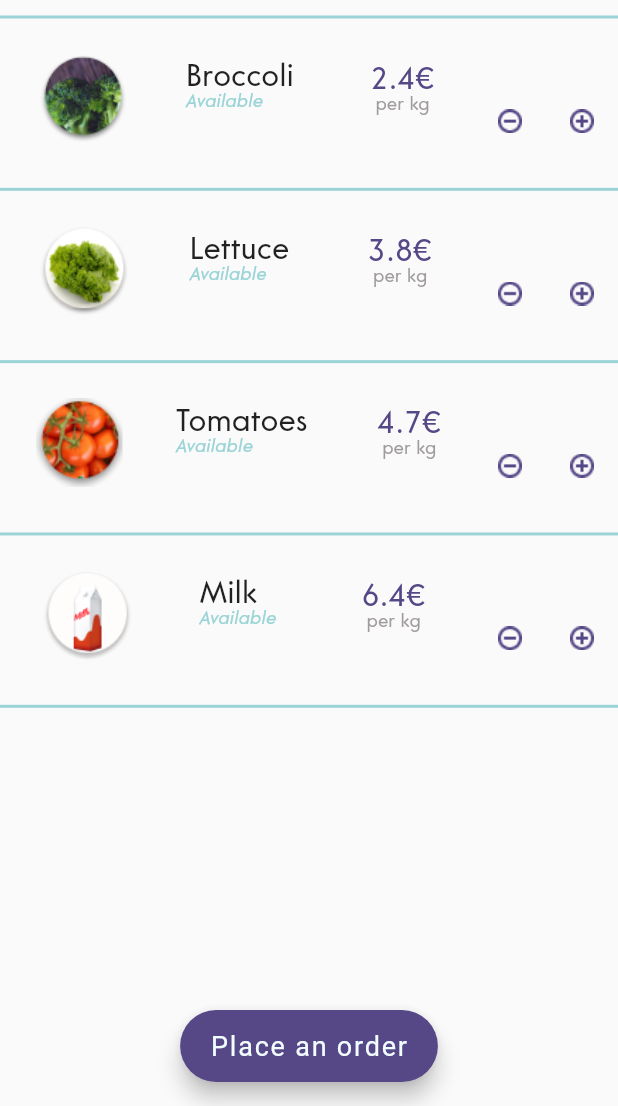
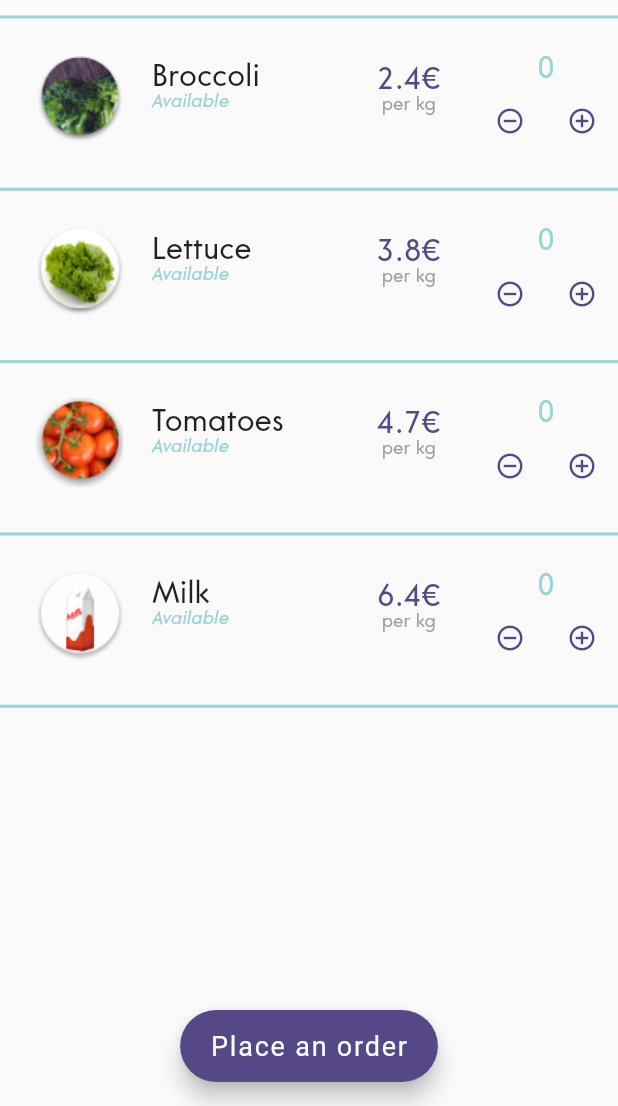
Before and after one commit to javib51/covid-taskforce-2020, a Flutter app: the ShoppingBasketPage screen opened by its route, on a phone screen of 412 x 824 dp, the part 130-1236 px from its top. Run offline on Flutter 3.47's test engine with Material 2 defaults, Android fonts, the phone set to English and light mode, and no system bars; drawn by our look-alikes of bordered_text; our stand-ins replace flutter_spinkit, font_awesome_flutter, google_maps_flutter, latlong, qr_flutter; network calls fail; Roboto replaces fonts that are missing (SF Pro Display).

Commit message:
fixes aligment

```diff
--- a/app/lib/screens/shopping_basket.dart
+++ b/app/lib/screens/shopping_basket.dart
@@ -46,9 +46,11 @@ class _ShoppingBasketPageState extends State<ShoppingBasketPage> {
                   radius: 30,
                 ),
                 SizedBox(
-                  width: getSizeWidth(context, 7),
+                  width: getSizeWidth(context, 3),
                 ),
-                Column(
+                Container(
+                  width: getSizeWidth(context, 25),
+                  child: Column(
                     crossAxisAlignment: CrossAxisAlignment.start,
                     children: <Widget>[
                       SizedBox(
@@ -70,6 +72,7 @@ class _ShoppingBasketPageState extends State<ShoppingBasketPage> {
                         ),
                       ),
                     ],
+                  ),
                 ),
                 SizedBox(
                   width: getSizeWidth(context, 10),
@@ -101,7 +104,7 @@ class _ShoppingBasketPageState extends State<ShoppingBasketPage> {
                 Column(
                   children: <Widget>[
                     Text(
-                      item.units == 0 ? "" : "${item.units}",
+                      item.units == 0 ? "0" : "${item.units}",
                       style: TextStyle(
                         fontSize: 20,
                         color: Color(0xff9AD4D6),
@@ -111,7 +114,11 @@ class _ShoppingBasketPageState extends State<ShoppingBasketPage> {
                       children: <Widget>[
 //                        IconButton(icon: ,)
                         new IconButton(
-                          icon: new Image.asset('assets/circle-minus.png'),
+                          icon: new Icon(
+                            Icons.remove_circle_outline,
+                            color: Color(0xff564787),
+                            size: 20.0,
+                          ),
                           onPressed: () {
                             if (item.units > 0) {
                               item.units--;
@@ -120,7 +127,11 @@ class _ShoppingBasketPageState extends State<ShoppingBasketPage> {
                           },
                         ),
                         new IconButton(
-                          icon: new Image.asset('assets/circle-plus.png'),
+                          icon: new Icon(
+                            Icons.add_circle_outline,
+                            color: Color(0xff564787),
+                            size: 20.0,
+                          ),
                           onPressed: () {
                             item.units++;
                             setState(() {});
```
Lines whose indentation alone changed are shown as unchanged.
